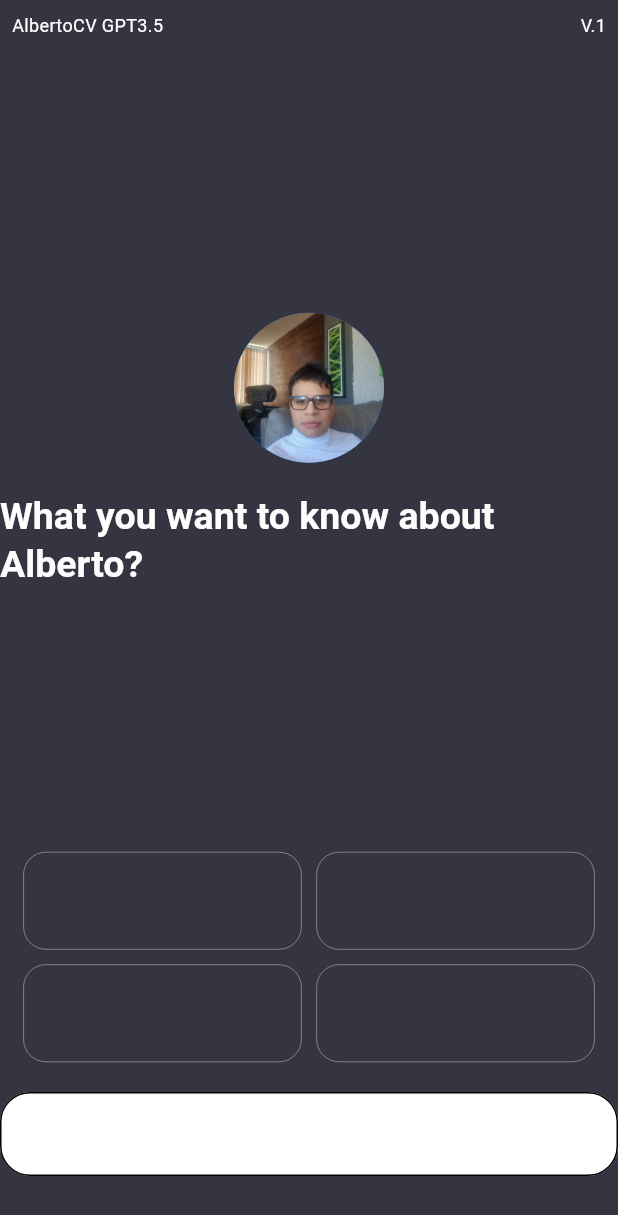
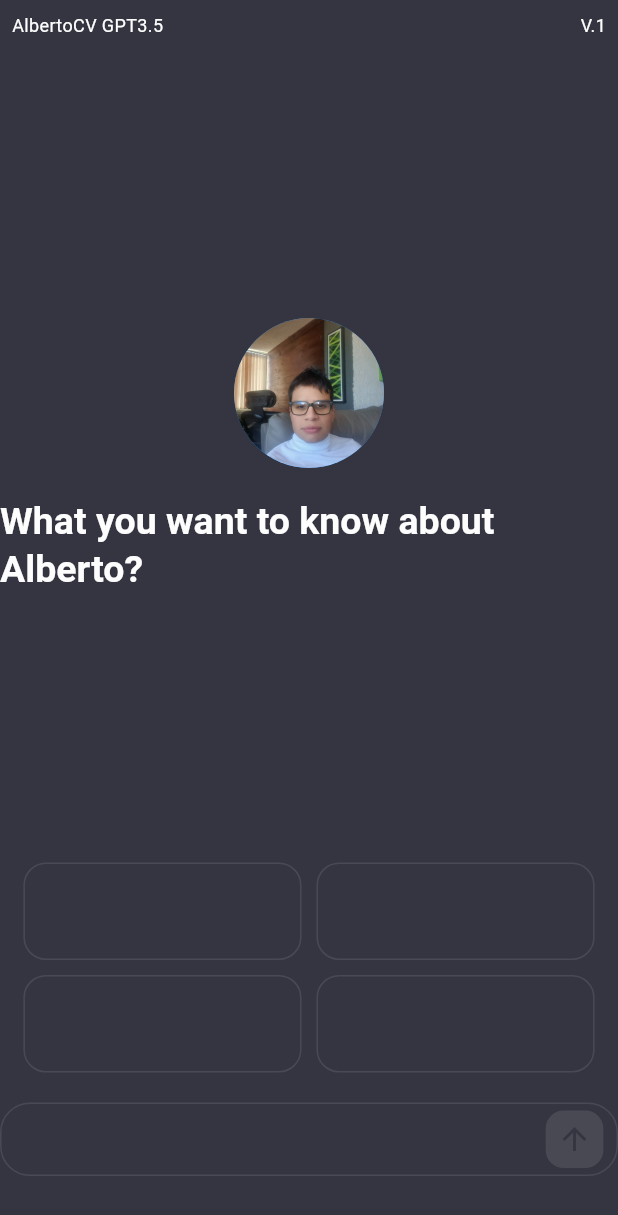
Before and after one commit to albint3r/ai-chat-bot-api, a Flutter app: the screen it shows after launch, on a phone screen of 412 x 824 dp. Shown: the top 1215 px of the screen. Run offline on Flutter 3.47's test engine with Material 3 defaults, Android fonts, the phone set to English and light mode, and no system bars; drawn by our look-alikes of reactive_forms; our stand-ins replace auto_route, bloc, dio, flutter_bloc, freezed_annotation, gap and 2 more; missing offline and left inert: a package.

Commit message:
Add style to textfield

```diff
--- a/lib/infrastructure/chatbot/chatbot_facade_impl.dart
+++ b/lib/infrastructure/chatbot/chatbot_facade_impl.dart
@@ -9,7 +9,6 @@ import '../../domain/chatbot/i_chatbot_facade.dart';
 class ChatBotFacadeImpl implements IChatBotFacade {
   final _formGroup = FormGroup({
     'question': FormControl<String>(
-      validators: [Validators.required],
     )
   });
 
--- a/lib/presentation/chatbot/widgets/question_text_field.dart
+++ b/lib/presentation/chatbot/widgets/question_text_field.dart
@@ -3,6 +3,7 @@ import 'package:flutter_bloc/flutter_bloc.dart';
 import 'package:reactive_forms/reactive_forms.dart';
 
 import '../../../aplication/chatbot/chatbot_bloc.dart';
+import '../../core/theme/const_values.dart';
 
 class QuestionTextField extends StatelessWidget {
   const QuestionTextField({super.key});
@@ -10,11 +11,40 @@ class QuestionTextField extends StatelessWidget {
   @override
   Widget build(BuildContext context) {
     final form = context.watch<ChatBotBloc>().state;
+    final theme = Theme.of(context);
+    final colorScheme = theme.colorScheme;
+
     return SizedBox(
       width: 700,
       child: ReactiveForm(
         formGroup: form.formGroup!,
         child: ReactiveTextField(
+          style: theme.textTheme.bodyMedium,
+          decoration: InputDecoration(
+            suffixIcon: Padding(
+              padding: const EdgeInsets.only(right: 5),
+              child: Transform.scale(
+                scale: .8,
+                child: Container(
+                  decoration: BoxDecoration(
+                    color: colorScheme.onSurface,
+                    borderRadius: const BorderRadius.all(
+                      Radius.circular(borderRadius),
+                    ),
+                  ),
+                  child: IconButton(
+                    hoverColor: colorScheme.primary,
+                    color: colorScheme.background,
+                    onPressed: () {},
+                    icon: const Icon(
+                      Icons.arrow_upward,
+                      size: 30,
+                    ),
+                  ),
+                ),
+              ),
+            ),
+          ),
           formControlName: 'question',
         ),
       ),
--- a/lib/presentation/core/theme/color_scheme_theme_data.dart
+++ b/lib/presentation/core/theme/color_scheme_theme_data.dart
@@ -49,7 +49,8 @@ class ColorTheme {
         background: Color(0xff343540),
         onBackground: Color(0xffffffff),
         surface: Color(0xfffdc234),
-        onSurface: Color(0xff000000),
+        // this color affects the border of the text field.
+        onSurface: Color(0xff484953),
         // secondaryContainer: Color(0xff9fcbf1),
         // onSecondaryContainer: Color(0xff0e1114),
         // tertiary: Color(0xff0091ea),
--- a/lib/presentation/core/theme/const_values.dart
+++ b/lib/presentation/core/theme/const_values.dart
@@ -1,5 +1,5 @@
 const borderRadius = 15.0;
-const borderWidth = 0.25;
+const borderWidth = 1.0;
 // Font Size:
 const h1 = 25.0;
 const h2 = 20.0;
--- a/lib/presentation/core/theme/input_decorator_theme_data.dart
+++ b/lib/presentation/core/theme/input_decorator_theme_data.dart
@@ -1,17 +1,22 @@
 import 'package:flutter/material.dart';
 
 abstract class CustomInputDecoratorThemeData {
-  static InputDecorationTheme? themeData(ColorScheme colorScheme) =>
-      const InputDecorationTheme(
+  static InputDecorationTheme? themeData(ColorScheme colorScheme) {
+    return InputDecorationTheme(
       // Personaliza el borde del TextField de manera global
-        border: OutlineInputBorder(
+      border: const OutlineInputBorder(
         borderRadius: BorderRadius.all(
           Radius.circular(20),
         ),
+        borderSide: BorderSide(
+          color: Colors.white, // Establece el color del borde a blanco
+          width: .25,
+        ),
       ),
       // Personaliza el relleno del TextField de manera global
-        fillColor: Colors.white,
+      fillColor: colorScheme.background,
       filled: true,
       // Otros ajustes de decoración global según sea necesario
     );
   }
+}
--- a/lib/presentation/core/widgets/cards/custom_primary_card.dart
+++ b/lib/presentation/core/widgets/cards/custom_primary_card.dart
@@ -25,8 +25,7 @@ class CustomPrimaryCard extends StatelessWidget {
           Radius.circular(borderRadius),
         ),
         border: Border.all(
-          color: colorScheme.onBackground,
-          width: borderWidth,
+          color: colorScheme.onSurface,
         ),
       ),
       child: child,
```
Lines whose indentation alone changed are shown as unchanged.
